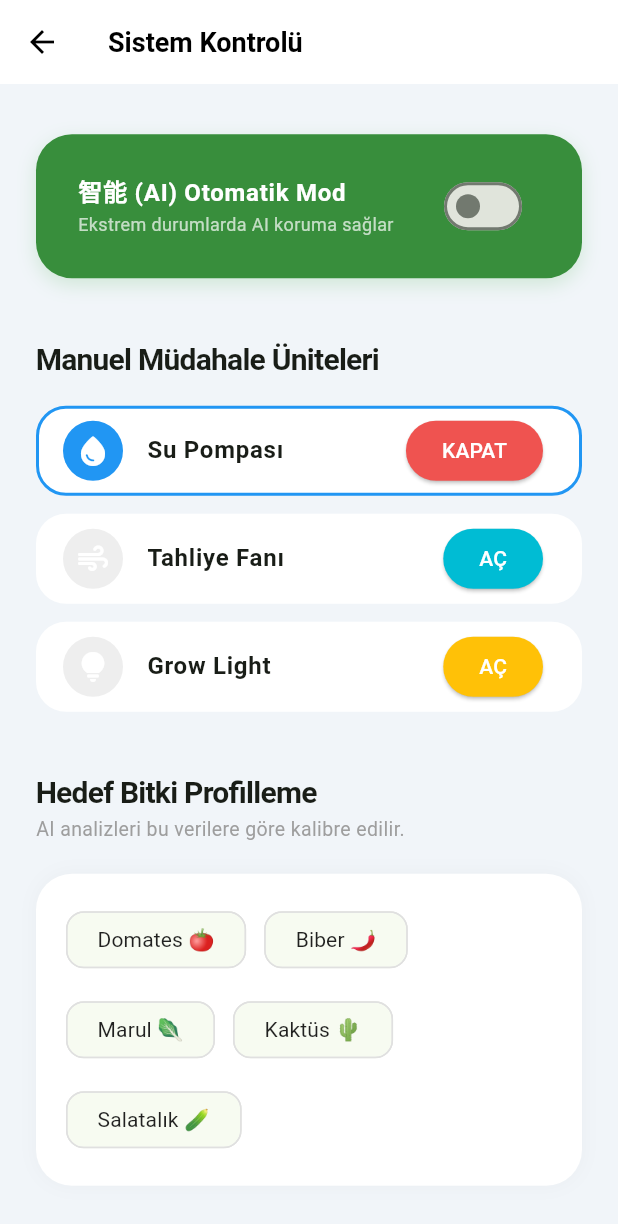
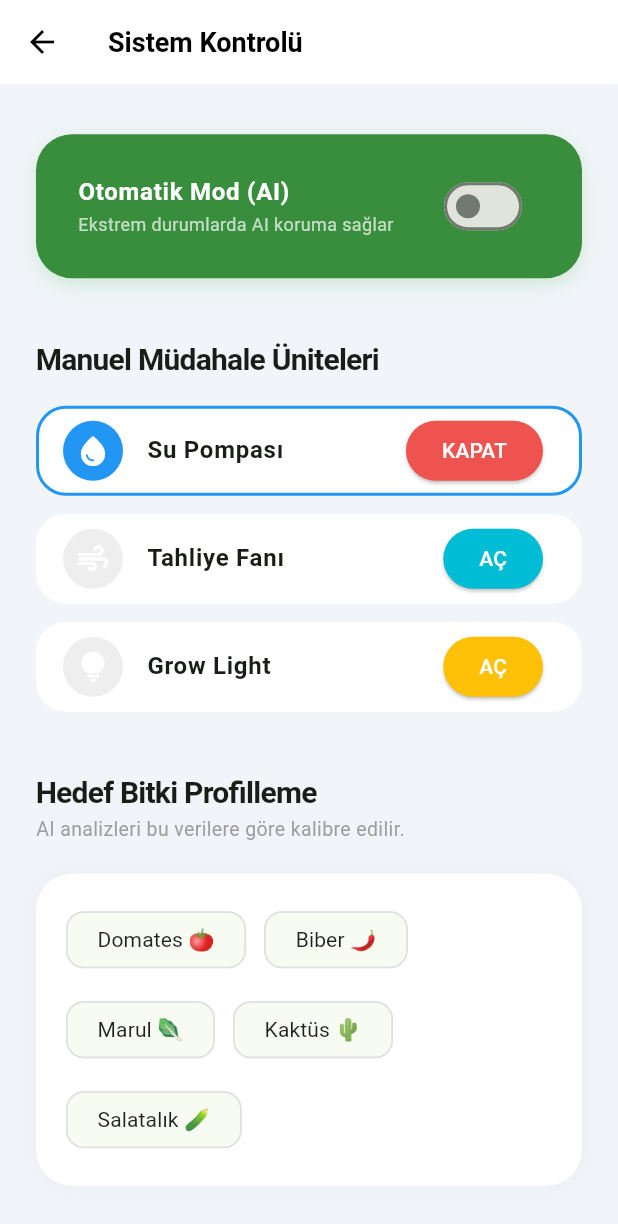
Before and after one commit to idilunver/smart-greenhouse, a Flutter app: the ControlPage screen opened directly, after a tap on "AÇ", on a phone screen of 412 x 824 dp. Shown: the top 1224 px of the screen. Run offline on Flutter 3.47's test engine with Material 3 defaults, Android fonts, the phone set to English and light mode, and no system bars; our stand-ins replace firebase_core, firebase_database, google_generative_ai, syncfusion_flutter_charts; accounts and stored records are empty.

Commit message:
Update control_page.dart

```diff
--- a/frontend/lib/pages/control_page.dart
+++ b/frontend/lib/pages/control_page.dart
@@ -56,7 +56,7 @@ class _ControlPageState extends State<ControlPage> {
                         builder: (context, snapshot) {
                           bool isAuto = (snapshot.data?.snapshot.value ?? 0).toString() == "1";
                           return SwitchListTile(
-                            title: const Text("智能 (AI) Otomatik Mod", style: TextStyle(fontWeight: FontWeight.bold, color: Colors.white)),
+                            title: const Text("Otomatik Mod (AI)", style: TextStyle(fontWeight: FontWeight.bold, color: Colors.white)),
                             subtitle: const Text("Ekstrem durumlarda AI koruma sağlar", style: TextStyle(color: Colors.white70, fontSize: 12)),
                             value: isAuto,
                             activeColor: Colors.white,
```
